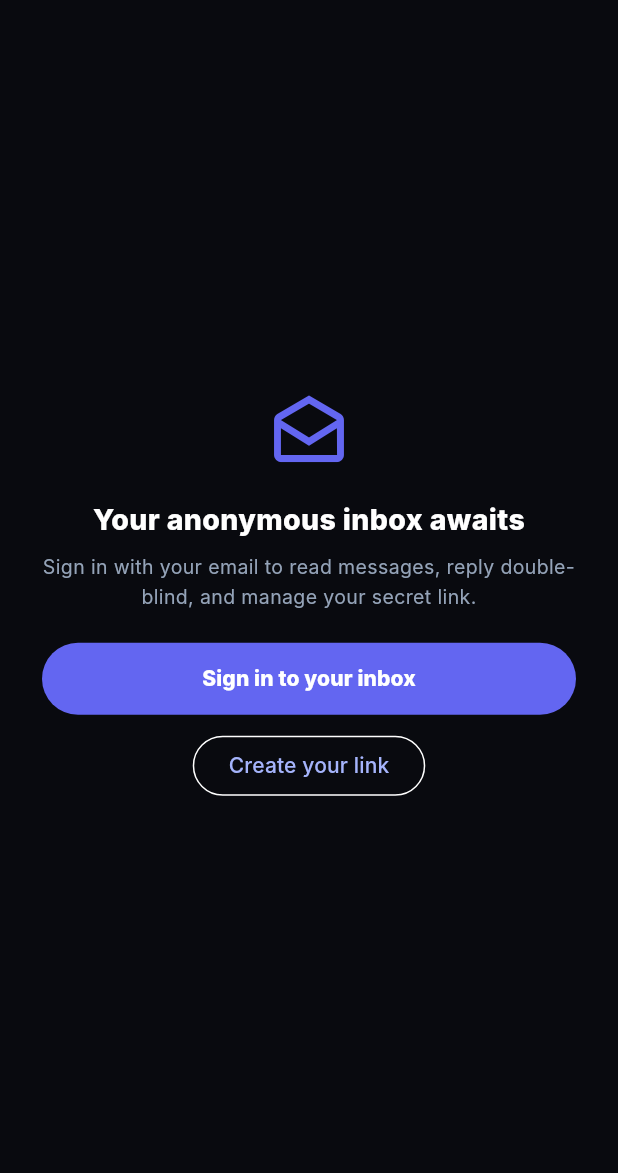
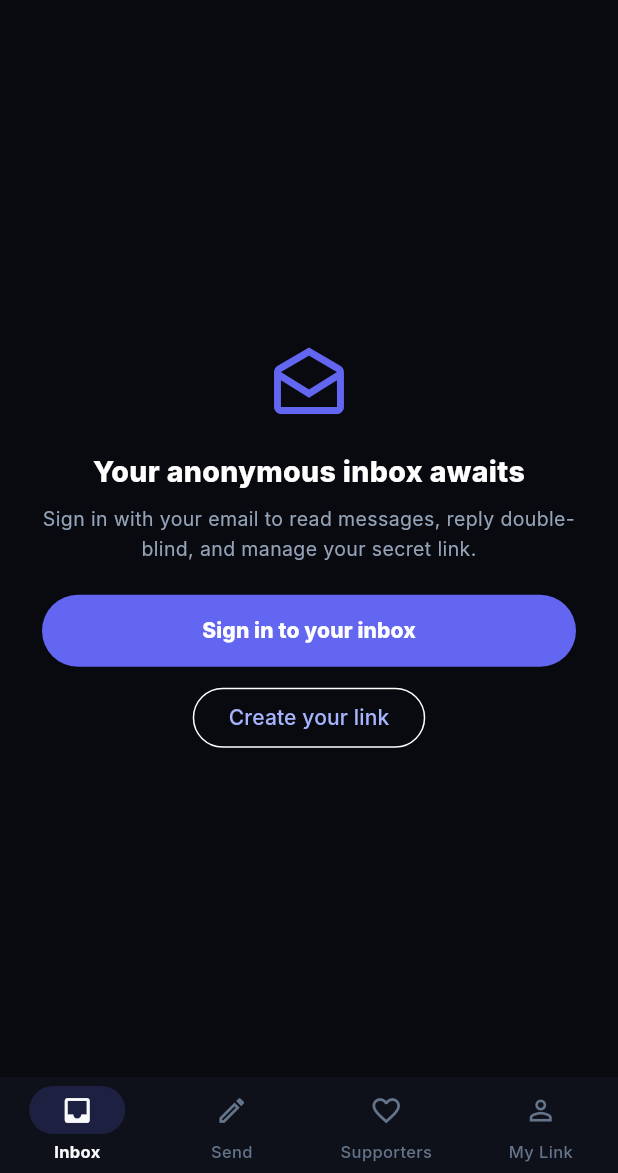
Before and after one commit to janasco/secretmsg, a Flutter app: the screen it shows after launch, scrolled down 576 dp, after a tap on "Inbox", on a phone screen of 412 x 824 dp, the part 63-1236 px from its top. Run offline on Flutter 3.47's test engine with Material 3 defaults, Android fonts, the phone set to English and light mode, and no system bars; our stand-ins replace flutter_secure_storage, in_app_purchase, share_plus, webview_flutter; missing offline and left inert: webview_flutter_android; accounts and stored records are empty; Roboto replaces fonts that are missing (Inter).

Commit message:
feat(mobile): add a bottom navigation shell
Inbox, composer, supporters and settings each lived as an isolated route, so
moving between them meant pushing screens onto the stack and backing out again.
They are now tabs in a shared shell.

Tabs are built on first open rather than up front, so a cold start does not
trigger four screens of loading at once, and an IndexedStack then keeps each
one mounted so scroll position and a half-written message survive a switch.
Back from a secondary tab returns to the inbox instead of leaving the app.

Every entry point that previously pushed one of these screens standalone now
opens the shell on the matching tab. That includes sign-in, which cleared the
whole stack and left the user on a bare settings screen with no navigation at
all, plus the landing screen buttons and the public footer links.

```diff
--- a/apps/mobile-flutter/lib/main.dart
+++ b/apps/mobile-flutter/lib/main.dart
@@ -3,15 +3,13 @@ import 'package:flutter/services.dart';
 
 import 'api/session.dart';
 import 'diag/turnstile_diag.dart';
-import 'screens/inbox_screen.dart';
+import 'screens/app_shell.dart';
 import 'screens/landing_screen.dart';
 import 'screens/login_screen.dart';
 import 'screens/send_screen.dart';
 import 'screens/static_screen.dart';
-import 'screens/supporters_screen.dart';
 import 'screens/sticker_studio_screen.dart';
 import 'screens/dice_screen.dart';
-import 'screens/settings_screen.dart';
 import 'theme.dart';
 
 void main() {
@@ -85,12 +83,12 @@ class DeepLinkRouter {
 
     switch (first) {
       case 'inbox':
-        return const InboxScreen();
+        return const AppShell(initialTab: AppTab.inbox);
       case 'settings':
-        return const SettingsScreen();
+        return const AppShell(initialTab: AppTab.settings);
       case 'supporters':
       case 'donors':
-        return const SupportersScreen();
+        return const AppShell(initialTab: AppTab.supporters);
       case 'sticker-studio':
       case 'sticker':
         return const StickerStudioScreen();
@@ -99,7 +97,12 @@ class DeepLinkRouter {
       case 'login':
         return const LoginScreen();
       case 'send':
-        return raw.length > 1 ? SendScreen(initialUsername: raw[1]) : const SendScreen();
+        // A link addressed to someone opens the composer on its own, because
+        // the sender is usually a stranger with no inbox of their own. A bare
+        // /send is the shell's composer tab.
+        return raw.length > 1
+            ? SendScreen(initialUsername: raw[1])
+            : const AppShell(initialTab: AppTab.send);
       case 'reply':
       case 'demo':
         // Web-only flows with no native equivalent.
@@ -140,7 +143,7 @@ class _SecretMsgAppState extends State<SecretMsgApp> {
     Widget next = const LandingScreen();
     try {
       final token = await Session.getToken();
-      if (token != null && token.isNotEmpty) next = const InboxScreen();
+      if (token != null && token.isNotEmpty) next = const AppShell(initialTab: AppTab.inbox);
     } catch (_) {
       // Unreadable secure storage just means we show the landing screen.
     }
@@ -158,13 +161,13 @@ class _SecretMsgAppState extends State<SecretMsgApp> {
       home: isDiag ? const TurnstileDiagScreen() : (_home ?? const _Booting()),
       routes: {
         '/home': (_) => const LandingScreen(),
-        '/inbox': (_) => const InboxScreen(),
-        '/settings': (_) => const SettingsScreen(),
-        '/supporters': (_) => const SupportersScreen(),
+        '/inbox': (_) => const AppShell(initialTab: AppTab.inbox),
+        '/settings': (_) => const AppShell(initialTab: AppTab.settings),
+        '/supporters': (_) => const AppShell(initialTab: AppTab.supporters),
         '/sticker': (_) => const StickerStudioScreen(),
         '/dice': (_) => const DiceScreen(),
         '/login': (_) => const LoginScreen(),
-        '/send': (_) => const SendScreen(),
+        '/send': (_) => const AppShell(initialTab: AppTab.send),
         '/about': (_) => const StaticScreen(keyOf: 'about'),
         '/faq': (_) => const StaticScreen(keyOf: 'faq'),
         '/privacy': (_) => const StaticScreen(keyOf: 'privacy'),
--- /dev/null
+++ b/apps/mobile-flutter/lib/screens/app_shell.dart
@@ -0,0 +1,150 @@
+import 'package:flutter/material.dart';
+
+import '../theme.dart';
+import 'inbox_screen.dart';
+import 'send_screen.dart';
+import 'settings_screen.dart';
+import 'supporters_screen.dart';
+
+enum AppTab { inbox, send, supporters, settings }
+
+/// Exposes the shell to the screens inside it, so a tab can hand off to a
+/// sibling by switching tabs rather than pushing a second copy of it onto the
+/// navigation stack.
+///
+/// [maybeOf] returns null when a screen is used on its own — an addressed
+/// composer opened from a shared link, for example — so callers should keep a
+/// push as their fallback.
+class AppShellScope extends InheritedWidget {
+  final void Function(AppTab tab) switchTo;
+
+  const AppShellScope({
+    super.key,
+    required this.switchTo,
+    required super.child,
+  });
+
+  static AppShellScope? maybeOf(BuildContext context) =>
+      context.dependOnInheritedWidgetOfExactType<AppShellScope>();
+
+  @override
+  bool updateShouldNotify(AppShellScope oldWidget) => false;
+}
+
+/// The signed-in home of the app: inbox, composer, supporters and settings,
+/// each reachable in one tap.
+class AppShell extends StatefulWidget {
+  final AppTab initialTab;
+  const AppShell({super.key, this.initialTab = AppTab.inbox});
+
+  @override
+  State<AppShell> createState() => _AppShellState();
+}
+
+class _AppShellState extends State<AppShell> {
+  late AppTab _tab = widget.initialTab;
+
+  /// A tab is only constructed once it has been opened, so a cold start does
+  /// not fire four screens' worth of network calls at once. After that the
+  /// IndexedStack keeps it mounted, preserving scroll position and any
+  /// half-written message when switching away and back.
+  late final Set<AppTab> _visited = <AppTab>{widget.initialTab};
+
+  void _switchTo(AppTab tab) {
+    if (_tab == tab) return;
+    setState(() {
+      _tab = tab;
+      _visited.add(tab);
+    });
+  }
+
+  Widget _screenFor(AppTab tab) {
+    switch (tab) {
+      case AppTab.inbox:
+        return const InboxScreen();
+      case AppTab.send:
+        return const SendScreen();
+      case AppTab.supporters:
+        return const SupportersScreen();
+      case AppTab.settings:
+        return const SettingsScreen();
+    }
+  }
+
+  @override
+  Widget build(BuildContext context) {
+    const order = AppTab.values;
+    final index = order.indexOf(_tab);
+
+    return AppShellScope(
+      switchTo: _switchTo,
+      child: PopScope(
+        // Back from a secondary tab returns to the inbox instead of closing
+        // the app, which is what Android users expect from a tab bar.
+        canPop: _tab == AppTab.inbox,
+        onPopInvokedWithResult: (didPop, _) {
+          if (!didPop) _switchTo(AppTab.inbox);
+        },
+        child: Scaffold(
+          backgroundColor: AppColors.bg,
+          body: IndexedStack(
+            index: index,
+            children: [
+              for (final tab in order)
+                if (_visited.contains(tab)) _screenFor(tab) else const SizedBox.shrink(),
+            ],
+          ),
+          bottomNavigationBar: NavigationBarTheme(
+            data: NavigationBarThemeData(
+              backgroundColor: AppColors.bgSoft,
+              indicatorColor: AppColors.accent.withOpacity(0.18),
+              labelTextStyle: WidgetStateProperty.resolveWith((states) {
+                final selected = states.contains(WidgetState.selected);
+                return TextStyle(
+                  fontSize: 11,
+                  fontWeight: selected ? FontWeight.w700 : FontWeight.w500,
+                  color: selected ? AppColors.textPrimary : AppColors.textMuted,
+                );
+              }),
+              iconTheme: WidgetStateProperty.resolveWith((states) {
+                final selected = states.contains(WidgetState.selected);
+                return IconThemeData(
+                  size: 22,
+                  color: selected ? AppColors.textPrimary : AppColors.textMuted,
+                );
+              }),
+            ),
+            child: NavigationBar(
+              height: 64,
+              selectedIndex: index,
+              onDestinationSelected: (i) => _switchTo(order[i]),
+              labelBehavior: NavigationDestinationLabelBehavior.alwaysShow,
+              destinations: const [
+                NavigationDestination(
+                  icon: Icon(Icons.inbox_outlined),
+                  selectedIcon: Icon(Icons.inbox),
+                  label: 'Inbox',
+                ),
+                NavigationDestination(
+                  icon: Icon(Icons.edit_outlined),
+                  selectedIcon: Icon(Icons.edit),
+                  label: 'Send',
+                ),
+                NavigationDestination(
+                  icon: Icon(Icons.favorite_outline),
+                  selectedIcon: Icon(Icons.favorite),
+                  label: 'Supporters',
+                ),
+                NavigationDestination(
+                  icon: Icon(Icons.person_outline),
+                  selectedIcon: Icon(Icons.person),
+                  label: 'My Link',
+                ),
+              ],
+            ),
+          ),
+        ),
+      ),
+    );
+  }
+}
--- a/apps/mobile-flutter/lib/screens/landing_screen.dart
+++ b/apps/mobile-flutter/lib/screens/landing_screen.dart
@@ -36,13 +36,13 @@ class LandingScreen extends StatelessWidget {
         ),
         actions: [
           TextButton(
-            onPressed: () => _go(context, const InboxScreen()),
+            onPressed: () => _go(context, const AppShell(initialTab: AppTab.inbox)),
             child: const Text('Inbox', style: TextStyle(color: Color(0xFFA5B4FC))),
           ),
           IconButton(
             icon: const Icon(Icons.person_outline, size: 20),
             color: const Color(0xFFA5B4FC),
-            onPressed: () => _go(context, const SettingsScreen()),
+            onPressed: () => _go(context, const AppShell(initialTab: AppTab.settings)),
           ),
         ],
       ),
@@ -100,7 +100,7 @@ class _Hero extends StatelessWidget {
                         foregroundColor: Colors.white,
                         padding: const EdgeInsets.symmetric(vertical: 14),
                       ),
-                      onPressed: () => onGo(const SendScreen()),
+                      onPressed: () => onGo(const AppShell(initialTab: AppTab.send)),
                       child: const Text('Send it to a friend', style: TextStyle(fontWeight: FontWeight.w800)),
                     ),
                   ),
--- a/apps/mobile-flutter/lib/screens/login_screen.dart
+++ b/apps/mobile-flutter/lib/screens/login_screen.dart
@@ -3,7 +3,7 @@ import 'package:flutter/material.dart';
 import '../api/api_client.dart';
 import '../theme.dart';
 import '../widgets/common.dart';
-import 'settings_screen.dart';
+import 'app_shell.dart';
 
 class LoginScreen extends StatefulWidget {
   final String? prefillUsername;
@@ -90,7 +90,7 @@ class _LoginScreenState extends State<LoginScreen> {
       await ApiClient.verifyOtp(email, otp, username: username.isEmpty ? null : username.toLowerCase());
       if (!mounted) return;
       Navigator.of(context).pushAndRemoveUntil(
-        MaterialPageRoute(builder: (_) => const SettingsScreen()),
+        MaterialPageRoute(builder: (_) => const AppShell(initialTab: AppTab.settings)),
         (route) => false,
       );
     } on ApiException catch (e) {
--- a/apps/mobile-flutter/lib/screens/screens.dart
+++ b/apps/mobile-flutter/lib/screens/screens.dart
@@ -1,3 +1,4 @@
+export 'app_shell.dart';
 export 'dice_screen.dart';
 export 'inbox_screen.dart';
 export 'landing_screen.dart';
--- a/apps/mobile-flutter/lib/widgets/app_footer.dart
+++ b/apps/mobile-flutter/lib/widgets/app_footer.dart
@@ -25,13 +25,13 @@ class FooterLinks extends StatelessWidget {
       case 'home':
         Navigator.of(context).popUntil((r) => r.isFirst);
       case 'supporters':
-        _go(context, const SupportersScreen());
+        _go(context, const AppShell(initialTab: AppTab.supporters));
       case 'dice':
         _go(context, const DiceScreen());
       case 'sticker':
         _go(context, const StickerStudioScreen());
       case 'inbox':
-        _go(context, const InboxScreen());
+        _go(context, const AppShell(initialTab: AppTab.inbox));
       default:
         _go(context, StaticScreen(keyOf: target));
     }
```
Also changed, not shown: apps/mobile-flutter/lib/screens/settings_screen.dart (+14 -2 lines), 4 other files.
